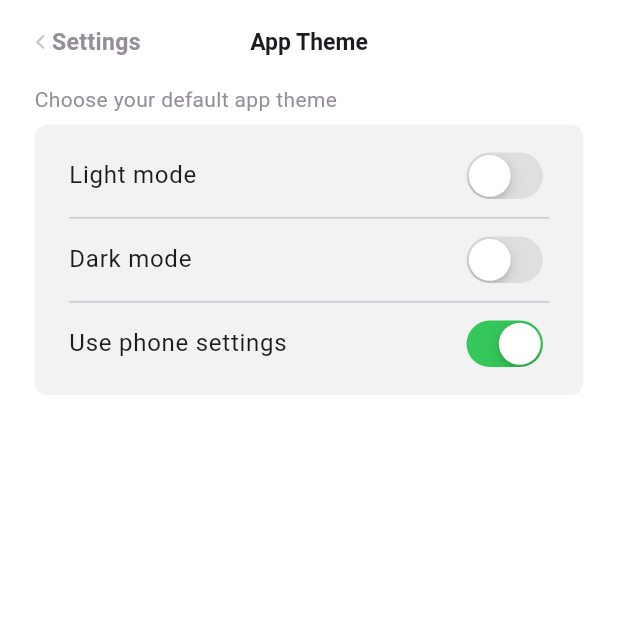
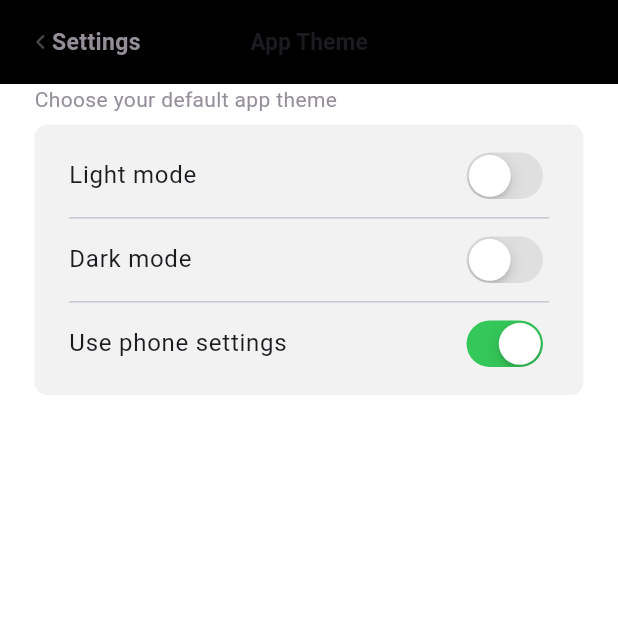
Before and after one commit to Tosin8/TapCardApp, a Flutter app: the screen it shows after launch, on a phone screen of 412 x 824 dp, the top half of it. Run offline on Flutter 3.47's test engine with Material 3 defaults, Android fonts, the phone set to English and light mode, and no system bars; our stand-ins replace flutter_screenutil, get; missing offline and left inert: localstore; Roboto replaces fonts that are missing (SFPRODISPLAYBOLD).

Commit message:
Done with Basic setup and settings

```diff
--- a/lib/utils/themes.dart
+++ b/lib/utils/themes.dart
@@ -8,6 +8,7 @@ TapCardThemes.lightTheme : TapCardThemes.darkTheme;
 
 class TapCardThemes {
   static final lightTheme = ThemeData(
+
       fontFamily: 'SFPRODISPLAYBOLD',
       textButtonTheme: TextButtonThemeData(
           style: TextButton.styleFrom(
--- a/lib/views/settings/settings_view.dart
+++ b/lib/views/settings/settings_view.dart
@@ -66,6 +66,7 @@ class _SettingsScreenState extends State<SettingsScreen> {
   Widget build(BuildContext context) {
     return Scaffold(
       appBar: AppBar(
+        backgroundColor: currentTheme.scaffoldBackgroundColor,
         leadingWidth: 104.w,
         centerTitle: true,
         leading: Row(
```
